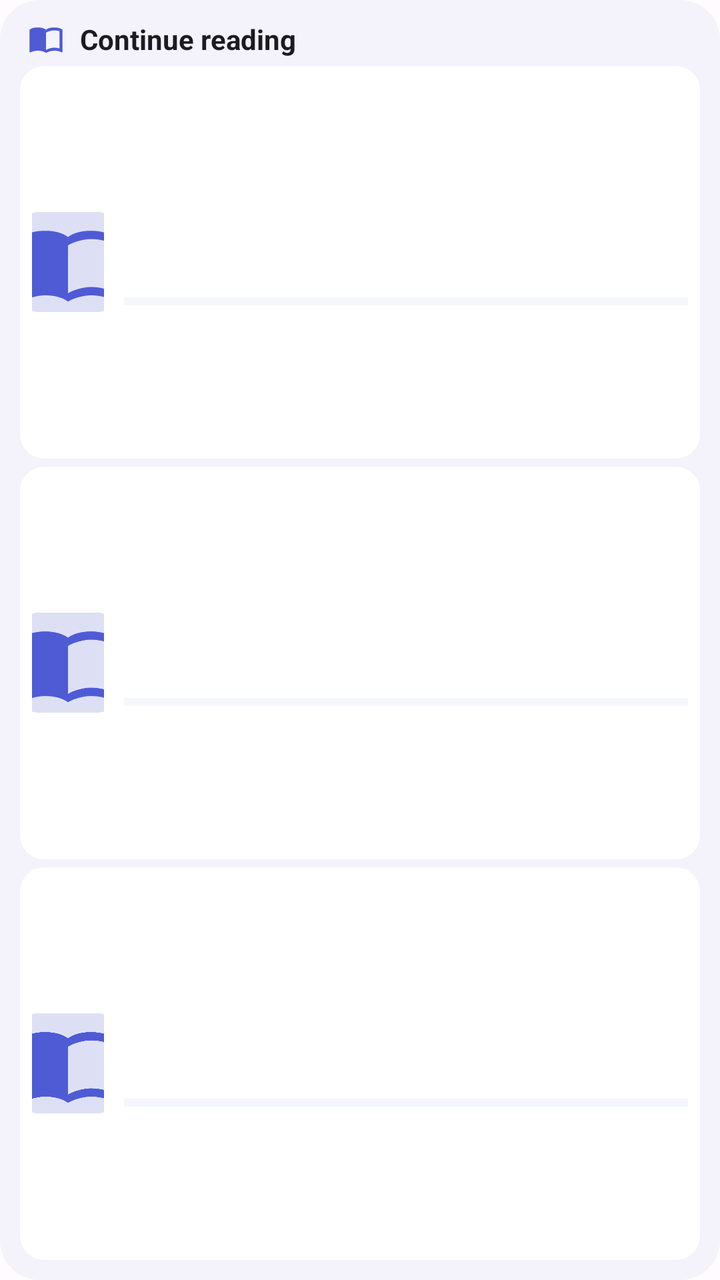
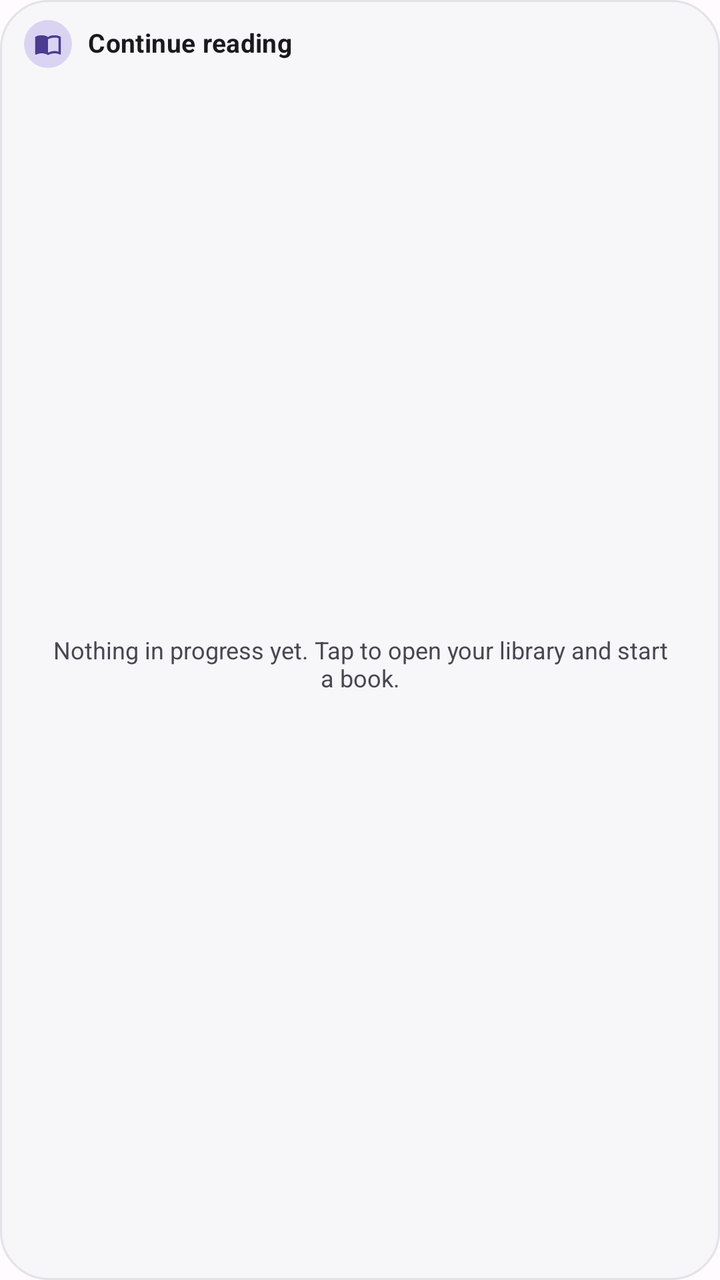

Two renders of the same Android screen: before a commit and after it. Below are the layout's source before the change and the commit's diff.
<!-- AndroidManifest.xml: application theme Theme.Yomu -->
<!-- res/layout/widget_continue.xml -->
<?xml version="1.0" encoding="utf-8"?>
<LinearLayout xmlns:android="http://schemas.android.com/apk/res/android"
    android:id="@+id/widget_root"
    android:layout_width="match_parent"
    android:layout_height="match_parent"
    android:background="@drawable/widget_background"
    android:orientation="vertical"
    android:padding="10dp">

    <LinearLayout
        android:id="@+id/widget_header"
        android:layout_width="match_parent"
        android:layout_height="wrap_content"
        android:gravity="center_vertical"
        android:orientation="horizontal"
        android:paddingStart="4dp"
        android:paddingEnd="4dp">

        <ImageView
            android:layout_width="18dp"
            android:layout_height="18dp"
            android:contentDescription="@null"
            android:src="@drawable/widget_ic_book" />

        <TextView
            android:layout_width="0dp"
            android:layout_height="wrap_content"
            android:layout_marginStart="8dp"
            android:layout_weight="1"
            android:ellipsize="end"
            android:maxLines="1"
            android:text="@string/widget_continue_label"
            android:textColor="@color/widget_on_background"
            android:textSize="14sp"
            android:textStyle="bold" />
    </LinearLayout>

    <TextView
        android:id="@+id/widget_empty"
        android:layout_width="match_parent"
        android:layout_height="match_parent"
        android:gravity="center"
        android:padding="8dp"
        android:text="@string/widget_continue_empty"
        android:textColor="@color/widget_on_background_variant"
        android:textSize="13sp"
        android:visibility="gone" />

    <LinearLayout
        android:id="@+id/widget_row_0"
        android:layout_width="match_parent"
        android:layout_height="0dp"
        android:layout_weight="1"
        android:layout_marginTop="4dp"
        android:background="@drawable/widget_row_background"
        android:gravity="center_vertical"
        android:minHeight="56dp"
        android:orientation="horizontal"
        android:padding="6dp">

        <ImageView
            android:id="@+id/widget_cover_0"
            android:layout_width="36dp"
            android:layout_height="50dp"
            android:contentDescription="@null"
            android:scaleType="centerCrop"
            android:src="@drawable/widget_cover_placeholder" />

        <LinearLayout
            android:layout_width="0dp"
            android:layout_height="wrap_content"
            android:layout_marginStart="10dp"
            android:layout_weight="1"
            android:orientation="vertical">

            <TextView
                android:id="@+id/widget_title_0"
                android:layout_width="match_parent"
                android:layout_height="wrap_content"
                android:ellipsize="end"
                android:maxLines="2"
                android:textColor="@color/widget_on_background"
                android:textSize="14sp" />

            <TextView
                android:id="@+id/widget_subtitle_0"
                android:layout_width="match_parent"
                android:layout_height="wrap_content"
                android:ellipsize="end"
                android:maxLines="1"
                android:textColor="@color/widget_on_background_variant"
                android:textSize="12sp" />

            <ProgressBar
                android:id="@+id/widget_progress_0"
                style="@android:style/Widget.Material.ProgressBar.Horizontal"
                android:layout_width="match_parent"
                android:layout_height="4dp"
                android:layout_marginTop="4dp"
                android:max="1000"
                android:progressBackgroundTint="@color/widget_track"
                android:progressTint="@color/widget_accent" />
        </LinearLayout>
    </LinearLayout>
    <LinearLayout
        android:id="@+id/widget_row_1"
        android:layout_width="match_parent"
        android:layout_height="0dp"
        android:layout_weight="1"
        android:layout_marginTop="4dp"
        android:background="@drawable/widget_row_background"
        android:gravity="center_vertical"
        android:minHeight="56dp"
        android:orientation="horizontal"
        android:padding="6dp">

        <ImageView
            android:id="@+id/widget_cover_1"
            android:layout_width="36dp"
            android:layout_height="50dp"
            android:contentDescription="@null"
            android:scaleType="centerCrop"
            android:src="@drawable/widget_cover_placeholder" />

        <LinearLayout
            android:layout_width="0dp"
            android:layout_height="wrap_content"
            android:layout_marginStart="10dp"
            android:layout_weight="1"
            android:orientation="vertical">

            <TextView
                android:id="@+id/widget_title_1"
                android:layout_width="match_parent"
                android:layout_height="wrap_content"
                android:ellipsize="end"
                android:maxLines="2"
                android:textColor="@color/widget_on_background"
                android:textSize="14sp" />

            <TextView
                android:id="@+id/widget_subtitle_1"
                android:layout_width="match_parent"
                android:layout_height="wrap_content"
                android:ellipsize="end"
                android:maxLines="1"
                android:textColor="@color/widget_on_background_variant"
                android:textSize="12sp" />

            <ProgressBar
                android:id="@+id/widget_progress_1"
                style="@android:style/Widget.Material.ProgressBar.Horizontal"
                android:layout_width="match_parent"
                android:layout_height="4dp"
                android:layout_marginTop="4dp"
                android:max="1000"
                android:progressBackgroundTint="@color/widget_track"
                android:progressTint="@color/widget_accent" />
        </LinearLayout>
    </LinearLayout>
    <LinearLayout
        android:id="@+id/widget_row_2"
        android:layout_width="match_parent"
        android:layout_height="0dp"
        android:layout_weight="1"
        android:layout_marginTop="4dp"
        android:background="@drawable/widget_row_background"
        android:gravity="center_vertical"
        android:minHeight="56dp"
        android:orientation="horizontal"
        android:padding="6dp">

        <ImageView
            android:id="@+id/widget_cover_2"
            android:layout_width="36dp"
            android:layout_height="50dp"
            android:contentDescription="@null"
            android:scaleType="centerCrop"
            android:src="@drawable/widget_cover_placeholder" />

        <LinearLayout
            android:layout_width="0dp"
            android:layout_height="wrap_content"
            android:layout_marginStart="10dp"
            android:layout_weight="1"
            android:orientation="vertical">

            <TextView
                android:id="@+id/widget_title_2"
                android:layout_width="match_parent"
                android:layout_height="wrap_content"
                android:ellipsize="end"
                android:maxLines="2"
                android:textColor="@color/widget_on_background"
                android:textSize="14sp" />

            <TextView
                android:id="@+id/widget_subtitle_2"
                android:layout_width="match_parent"
                android:layout_height="wrap_content"
                android:ellipsize="end"
                android:maxLines="1"
                android:textColor="@color/widget_on_background_variant"
                android:textSize="12sp" />

            <ProgressBar
                android:id="@+id/widget_progress_2"
                style="@android:style/Widget.Material.ProgressBar.Horizontal"
                android:layout_width="match_parent"
                android:layout_height="4dp"
                android:layout_marginTop="4dp"
                android:max="1000"
                android:progressBackgroundTint="@color/widget_track"
                android:progressTint="@color/widget_accent" />
        </LinearLayout>
    </LinearLayout>
</LinearLayout>
<!-- resources referenced by this layout -->
<resources>
  <color name="widget_accent">#4F5BD5</color>
  <color name="widget_on_background">#1B1B21</color>
  <color name="widget_on_background_variant">#5B5D72</color>
  <color name="widget_track">#DDE0F5</color>
  <!-- drawable widget_background (drawable) -->
  <?xml version="1.0" encoding="utf-8"?>
  <shape xmlns:android="http://schemas.android.com/apk/res/android" android:shape="rectangle">
      <solid android:color="@color/widget_background" />
      <corners android:radius="20dp" />
  </shape>
  <!-- drawable widget_cover_placeholder (drawable) -->
  <?xml version="1.0" encoding="utf-8"?>
  <layer-list xmlns:android="http://schemas.android.com/apk/res/android">
      <item>
          <shape android:shape="rectangle">
              <solid android:color="@color/widget_track" />
              <corners android:radius="4dp" />
          </shape>
      </item>
      <item android:drawable="@drawable/widget_ic_book" android:gravity="center" android:width="20dp" android:height="20dp" />
  </layer-list>
  <!-- drawable widget_ic_book (drawable) -->
  <?xml version="1.0" encoding="utf-8"?>
  <vector xmlns:android="http://schemas.android.com/apk/res/android"
      android:width="24dp"
      android:height="24dp"
      android:tint="@color/widget_accent"
      android:viewportWidth="24"
      android:viewportHeight="24">
      <path
          android:fillColor="@android:color/white"
          android:pathData="M21,5c-1.11,-0.35 -2.33,-0.5 -3.5,-0.5c-1.95,0 -4.05,0.4 -5.5,1.5c-1.45,-1.1 -3.55,-1.5 -5.5,-1.5S2.45,4.9 1,6v14.65c0,0.25 0.25,0.5 0.5,0.5c0.1,0 0.15,-0.05 0.25,-0.05C3.1,20.45 5.05,20 6.5,20c1.95,0 4.05,0.4 5.5,1.5c1.35,-0.85 3.8,-1.5 5.5,-1.5c1.65,0 3.35,0.3 4.75,1.05c0.1,0.05 0.15,0.05 0.25,0.05c0.25,0 0.5,-0.25 0.5,-0.5V6C22.4,5.55 21.75,5.25 21,5zM21,18.5c-1.1,-0.35 -2.3,-0.5 -3.5,-0.5c-1.7,0 -4.15,0.65 -5.5,1.5V8c1.35,-0.85 3.8,-1.5 5.5,-1.5c1.2,0 2.4,0.15 3.5,0.5V18.5z" />
  </vector>
  <!-- drawable widget_row_background (drawable) -->
  <?xml version="1.0" encoding="utf-8"?>
  <shape xmlns:android="http://schemas.android.com/apk/res/android" android:shape="rectangle">
      <solid android:color="@color/widget_surface" />
      <corners android:radius="12dp" />
  </shape>
  <string name="widget_continue_empty">Nothing in progress yet. Tap to open your library and start a book.</string>
  <string name="widget_continue_label">Continue reading</string>
  <style name="Theme.Yomu" parent="Theme.AppCompat.DayNight.NoActionBar">
          <item name="android:windowBackground">@color/yomu_background</item>
          <item name="colorPrimary">@color/yomu_primary</item>
          <item name="android:statusBarColor">@android:color/transparent</item>
          <item name="android:navigationBarColor">@android:color/transparent</item>
          <item name="android:windowLightStatusBar">@bool/yomu_light_bars</item>
          <item name="android:windowLightNavigationBar" tools:targetApi="o_mr1">@bool/yomu_light_bars</item>
      </style>
  <color name="widget_background">#F2F4F2FA</color>
  <color name="widget_surface">#FFFFFFFF</color>
  <color name="yomu_background">#FFFBFF</color>
  <color name="yomu_primary">#4F5BD5</color>
</resources>

<!-- the commit's change to res/layout/widget_continue.xml (unified diff, before → after) -->
@@ -5,21 +5,24 @@
     android:layout_height="match_parent"
     android:background="@drawable/widget_background"
     android:orientation="vertical"
-    android:padding="10dp">
+    android:paddingStart="12dp"
+    android:paddingTop="10dp"
+    android:paddingEnd="12dp"
+    android:paddingBottom="10dp">
 
     <LinearLayout
         android:id="@+id/widget_header"
         android:layout_width="match_parent"
         android:layout_height="wrap_content"
         android:gravity="center_vertical"
-        android:orientation="horizontal"
-        android:paddingStart="4dp"
-        android:paddingEnd="4dp">
-
-        <ImageView
-            android:layout_width="18dp"
-            android:layout_height="18dp"
-            android:contentDescription="@null"
+        android:orientation="horizontal">
+
+        <ImageView
+            android:layout_width="24dp"
+            android:layout_height="24dp"
+            android:background="@drawable/widget_badge_background"
+            android:contentDescription="@null"
+            android:padding="5dp"
             android:src="@drawable/widget_ic_book" />
 
         <TextView
@@ -28,40 +31,42 @@
             android:layout_marginStart="8dp"
             android:layout_weight="1"
             android:ellipsize="end"
+            android:includeFontPadding="false"
+            android:letterSpacing="0.01"
             android:maxLines="1"
             android:text="@string/widget_continue_label"
             android:textColor="@color/widget_on_background"
-            android:textSize="14sp"
+            android:textSize="13sp"
             android:textStyle="bold" />
     </LinearLayout>
 
     <TextView
         android:id="@+id/widget_empty"
         android:layout_width="match_parent"
-        android:layout_height="match_parent"
+        android:layout_height="0dp"
+        android:layout_weight="1"
         android:gravity="center"
-        android:padding="8dp"
+        android:padding="12dp"
         android:text="@string/widget_continue_empty"
         android:textColor="@color/widget_on_background_variant"
-        android:textSize="13sp"
-        android:visibility="gone" />
+        android:textSize="12sp" />
 
     <LinearLayout
         android:id="@+id/widget_row_0"
         android:layout_width="match_parent"
         android:layout_height="0dp"
         android:layout_weight="1"
-        android:layout_marginTop="4dp"
+        android:layout_marginTop="6dp"
         android:background="@drawable/widget_row_background"
         android:gravity="center_vertical"
-        android:minHeight="56dp"
         android:orientation="horizontal"
-        android:padding="6dp">
+        android:padding="6dp"
+        android:visibility="gone">
 
         <ImageView
             android:id="@+id/widget_cover_0"
-            android:layout_width="36dp"
-            android:layout_height="50dp"
+            android:layout_width="34dp"
+            android:layout_height="46dp"
             android:contentDescription="@null"
             android:scaleType="centerCrop"
             android:src="@drawable/widget_cover_placeholder" />
@@ -78,46 +83,68 @@
                 android:layout_width="match_parent"
                 android:layout_height="wrap_content"
                 android:ellipsize="end"
-                android:maxLines="2"
+                android:includeFontPadding="false"
+                android:maxLines="1"
                 android:textColor="@color/widget_on_background"
-                android:textSize="14sp" />
+                android:textSize="13sp"
+                android:textStyle="bold" />
 
             <TextView
                 android:id="@+id/widget_subtitle_0"
                 android:layout_width="match_parent"
                 android:layout_height="wrap_content"
-                android:ellipsize="end"
+                android:layout_marginTop="2dp"
+                android:ellipsize="end"
+                android:includeFontPadding="false"
                 android:maxLines="1"
                 android:textColor="@color/widget_on_background_variant"
-                android:textSize="12sp" />
-
-            <ProgressBar
-                android:id="@+id/widget_progress_0"
-                style="@android:style/Widget.Material.ProgressBar.Horizontal"
-                android:layout_width="match_parent"
-                android:layout_height="4dp"
-                android:layout_marginTop="4dp"
-                android:max="1000"
-                android:progressBackgroundTint="@color/widget_track"
-                android:progressTint="@color/widget_accent" />
+                android:textSize="11sp" />
+
+            <LinearLayout
+                android:layout_width="match_parent"
+                android:layout_height="wrap_content"
+                android:layout_marginTop="5dp"
+                android:gravity="center_vertical"
+                android:orientation="horizontal">
+
+                <ImageView
+                    android:id="@+id/widget_progress_0"
+                    android:layout_width="0dp"
+                    android:layout_height="4dp"
+                    android:layout_weight="1"
+                    android:contentDescription="@null"
+                    android:scaleType="fitXY" />
+
+                <TextView
+                    android:id="@+id/widget_percent_0"
+                    android:layout_width="wrap_content"
+                    android:layout_height="wrap_content"
+                    android:layout_marginStart="6dp"
+                    android:includeFontPadding="false"
+                    android:maxLines="1"
+                    android:textColor="@color/widget_accent"
+                    android:textSize="11sp"
+                    android:textStyle="bold" />
+            </LinearLayout>
         </LinearLayout>
     </LinearLayout>
+
     <LinearLayout
         android:id="@+id/widget_row_1"
         android:layout_width="match_parent"
         android:layout_height="0dp"
         android:layout_weight="1"
-        android:layout_marginTop="4dp"
+        android:layout_marginTop="6dp"
         android:background="@drawable/widget_row_background"
         android:gravity="center_vertical"
-        android:minHeight="56dp"
         android:orientation="horizontal"
-        android:padding="6dp">
+        android:padding="6dp"
+        android:visibility="gone">
 
         <ImageView
             android:id="@+id/widget_cover_1"
-            android:layout_width="36dp"
-            android:layout_height="50dp"
+            android:layout_width="34dp"
+            android:layout_height="46dp"
             android:contentDescription="@null"
             android:scaleType="centerCrop"
             android:src="@drawable/widget_cover_placeholder" />
@@ -134,46 +161,68 @@
                 android:layout_width="match_parent"
                 android:layout_height="wrap_content"
                 android:ellipsize="end"
-                android:maxLines="2"
+                android:includeFontPadding="false"
+                android:maxLines="1"
                 android:textColor="@color/widget_on_background"
-                android:textSize="14sp" />
+                android:textSize="13sp"
+                android:textStyle="bold" />
 
             <TextView
                 android:id="@+id/widget_subtitle_1"
                 android:layout_width="match_parent"
                 android:layout_height="wrap_content"
-                android:ellipsize="end"
+                android:layout_marginTop="2dp"
+                android:ellipsize="end"
+                android:includeFontPadding="false"
                 android:maxLines="1"
                 android:textColor="@color/widget_on_background_variant"
-                android:textSize="12sp" />
-
-            <ProgressBar
-                android:id="@+id/widget_progress_1"
-                style="@android:style/Widget.Material.ProgressBar.Horizontal"
-                android:layout_width="match_parent"
-                android:layout_height="4dp"
-                android:layout_marginTop="4dp"
-                android:max="1000"
-                android:progressBackgroundTint="@color/widget_track"
-                android:progressTint="@color/widget_accent" />
+                android:textSize="11sp" />
+
+            <LinearLayout
+                android:layout_width="match_parent"
+                android:layout_height="wrap_content"
+                android:layout_marginTop="5dp"
+                android:gravity="center_vertical"
+                android:orientation="horizontal">
+
+                <ImageView
+                    android:id="@+id/widget_progress_1"
+                    android:layout_width="0dp"
+                    android:layout_height="4dp"
+                    android:layout_weight="1"
+                    android:contentDescription="@null"
+                    android:scaleType="fitXY" />
+
+                <TextView
+                    android:id="@+id/widget_percent_1"
+                    android:layout_width="wrap_content"
+                    android:layout_height="wrap_content"
+                    android:layout_marginStart="6dp"
+                    android:includeFontPadding="false"
+                    android:maxLines="1"
+                    android:textColor="@color/widget_accent"
+                    android:textSize="11sp"
+                    android:textStyle="bold" />
+            </LinearLayout>
         </LinearLayout>
     </LinearLayout>
+
     <LinearLayout
         android:id="@+id/widget_row_2"
         android:layout_width="match_parent"
         android:layout_height="0dp"
         android:layout_weight="1"
-        android:layout_marginTop="4dp"
+        android:layout_marginTop="6dp"
         android:background="@drawable/widget_row_background"
         android:gravity="center_vertical"
-        android:minHeight="56dp"
         android:orientation="horizontal"
-        android:padding="6dp">
+        android:padding="6dp"
+        android:visibility="gone">
 
         <ImageView
             android:id="@+id/widget_cover_2"
-            android:layout_width="36dp"
-            android:layout_height="50dp"
+            android:layout_width="34dp"
+            android:layout_height="46dp"
             android:contentDescription="@null"
             android:scaleType="centerCrop"
             android:src="@drawable/widget_cover_placeholder" />
@@ -190,28 +239,49 @@
                 android:layout_width="match_parent"
                 android:layout_height="wrap_content"
                 android:ellipsize="end"
-                android:maxLines="2"
+                android:includeFontPadding="false"
+                android:maxLines="1"
                 android:textColor="@color/widget_on_background"
-                android:textSize="14sp" />
+                android:textSize="13sp"
+                android:textStyle="bold" />
 
             <TextView
                 android:id="@+id/widget_subtitle_2"
                 android:layout_width="match_parent"
                 android:layout_height="wrap_content"
-                android:ellipsize="end"
+                android:layout_marginTop="2dp"
+                android:ellipsize="end"
+                android:includeFontPadding="false"
                 android:maxLines="1"
                 android:textColor="@color/widget_on_background_variant"
-                android:textSize="12sp" />
-
-            <ProgressBar
-                android:id="@+id/widget_progress_2"
-                style="@android:style/Widget.Material.ProgressBar.Horizontal"
-                android:layout_width="match_parent"
-                android:layout_height="4dp"
-                android:layout_marginTop="4dp"
-                android:max="1000"
-                android:progressBackgroundTint="@color/widget_track"
-                android:progressTint="@color/widget_accent" />
+                android:textSize="11sp" />
+
+            <LinearLayout
+                android:layout_width="match_parent"
+                android:layout_height="wrap_content"
+                android:layout_marginTop="5dp"
+                android:gravity="center_vertical"
+                android:orientation="horizontal">
+
+                <ImageView
+                    android:id="@+id/widget_progress_2"
+                    android:layout_width="0dp"
+                    android:layout_height="4dp"
+                    android:layout_weight="1"
+                    android:contentDescription="@null"
+                    android:scaleType="fitXY" />
+
+                <TextView
+                    android:id="@+id/widget_percent_2"
+                    android:layout_width="wrap_content"
+                    android:layout_height="wrap_content"
+                    android:layout_marginStart="6dp"
+                    android:includeFontPadding="false"
+                    android:maxLines="1"
+                    android:textColor="@color/widget_accent"
+                    android:textSize="11sp"
+                    android:textStyle="bold" />
+            </LinearLayout>
         </LinearLayout>
     </LinearLayout>
 </LinearLayout>
<!-- resource entries referenced after the edit -->
@@ -1,14 +1,20 @@
 <!-- resources referenced by this layout -->
 <resources>
-  <color name="widget_accent">#4F5BD5</color>
-  <color name="widget_on_background">#1B1B21</color>
-  <color name="widget_on_background_variant">#5B5D72</color>
-  <color name="widget_track">#DDE0F5</color>
+  <color name="widget_accent">#4B3B91</color>
+  <color name="widget_on_background">#1A191F</color>
+  <color name="widget_on_background_variant">#494653</color>
+  <color name="widget_track">#D7D4E0</color>
   <!-- drawable widget_background (drawable) -->
   <?xml version="1.0" encoding="utf-8"?>
   <shape xmlns:android="http://schemas.android.com/apk/res/android" android:shape="rectangle">
       <solid android:color="@color/widget_background" />
-      <corners android:radius="20dp" />
+      <stroke android:width="1dp" android:color="@color/widget_outline" />
+      <corners android:radius="24dp" />
+  </shape>
+  <!-- drawable widget_badge_background (drawable) -->
+  <?xml version="1.0" encoding="utf-8"?>
+  <shape xmlns:android="http://schemas.android.com/apk/res/android" android:shape="oval">
+      <solid android:color="@color/widget_accent_surface" />
   </shape>
   <!-- drawable widget_cover_placeholder (drawable) -->
   <?xml version="1.0" encoding="utf-8"?>
@@ -16,10 +22,10 @@
       <item>
           <shape android:shape="rectangle">
               <solid android:color="@color/widget_track" />
-              <corners android:radius="4dp" />
+              <corners android:radius="10dp" />
           </shape>
       </item>
-      <item android:drawable="@drawable/widget_ic_book" android:gravity="center" android:width="20dp" android:height="20dp" />
+      <item android:drawable="@drawable/widget_ic_book" android:gravity="center" android:width="18dp" android:height="18dp" />
   </layer-list>
   <!-- drawable widget_ic_book (drawable) -->
   <?xml version="1.0" encoding="utf-8"?>
@@ -37,7 +43,7 @@
   <?xml version="1.0" encoding="utf-8"?>
   <shape xmlns:android="http://schemas.android.com/apk/res/android" android:shape="rectangle">
       <solid android:color="@color/widget_surface" />
-      <corners android:radius="12dp" />
+      <corners android:radius="18dp" />
   </shape>
   <string name="widget_continue_empty">Nothing in progress yet. Tap to open your library and start a book.</string>
   <string name="widget_continue_label">Continue reading</string>
@@ -49,8 +55,10 @@
           <item name="android:windowLightStatusBar">@bool/yomu_light_bars</item>
           <item name="android:windowLightNavigationBar" tools:targetApi="o_mr1">@bool/yomu_light_bars</item>
       </style>
-  <color name="widget_background">#F2F4F2FA</color>
-  <color name="widget_surface">#FFFFFFFF</color>
+  <color name="widget_background">#F7F7F9</color>
+  <color name="widget_outline">#E4E2E9</color>
+  <color name="widget_accent_surface">#DAD4F2</color>
+  <color name="widget_surface">#EAEAEE</color>
   <color name="yomu_background">#FFFBFF</color>
   <color name="yomu_primary">#4F5BD5</color>
 </resources>
